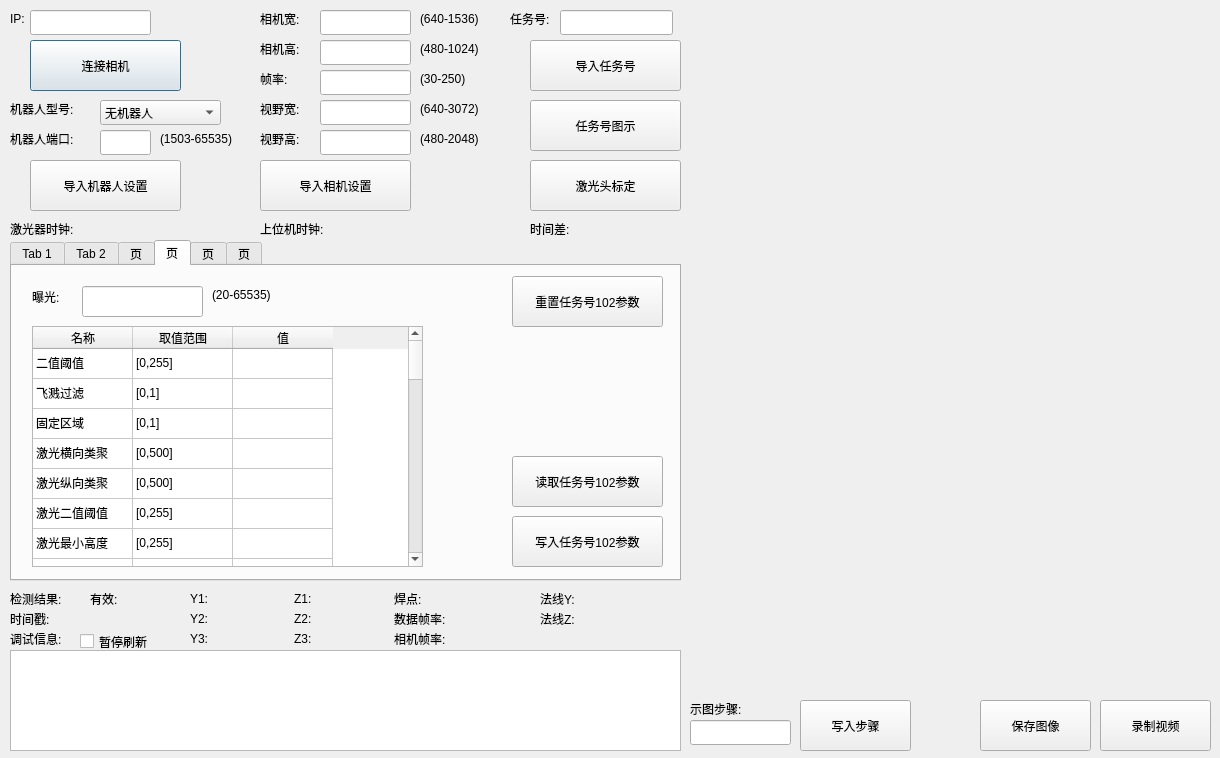
Above: qtmysunnydlg.ui from qubo188612/qtmysunny before the change. Below: the same form after it.
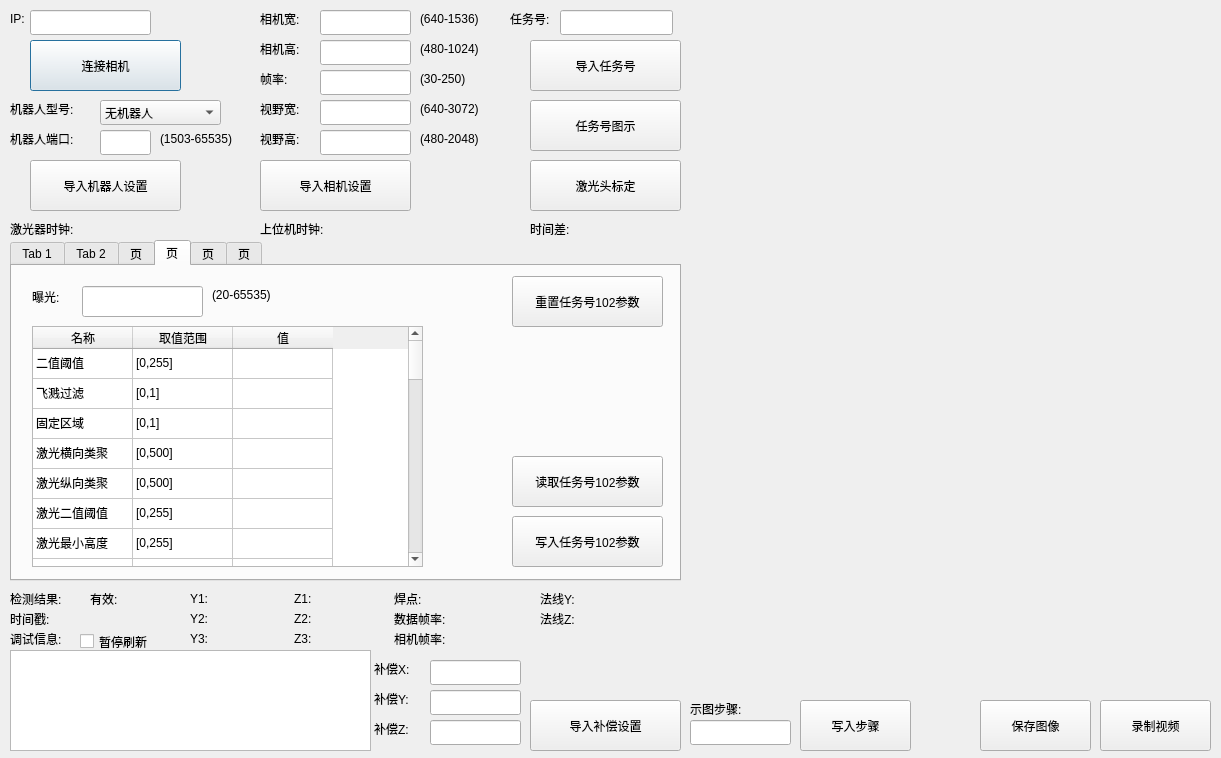
That is the form after the change. Custom widgets are drawn as their Qt base class.

What changed in the file:
```diff
--- a/qtmysunnydlg.ui
+++ b/qtmysunnydlg.ui
@@ -6,7 +6,7 @@
    <rect>
     <x>0</x>
     <y>0</y>
-    <width>1220</width>
+    <width>1221</width>
     <height>758</height>
    </rect>
   </property>
@@ -31,7 +31,7 @@
     <rect>
      <x>10</x>
      <y>650</y>
-     <width>671</width>
+     <width>361</width>
      <height>101</height>
     </rect>
    </property>
@@ -4098,6 +4098,101 @@
     <string/>
    </property>
   </widget>
+  <widget class="QLineEdit" name="dY">
+   <property name="geometry">
+    <rect>
+     <x>430</x>
+     <y>690</y>
+     <width>91</width>
+     <height>25</height>
+    </rect>
+   </property>
+  </widget>
+  <widget class="QLabel" name="label_57">
+   <property name="geometry">
+    <rect>
+     <x>374</x>
+     <y>660</y>
+     <width>51</width>
+     <height>17</height>
+    </rect>
+   </property>
+   <property name="text">
+    <string>补偿X:</string>
+   </property>
+  </widget>
+  <widget class="QLineEdit" name="dX">
+   <property name="geometry">
+    <rect>
+     <x>430</x>
+     <y>660</y>
+     <width>91</width>
+     <height>25</height>
+    </rect>
+   </property>
+  </widget>
+  <widget class="QLabel" name="label_58">
+   <property name="geometry">
+    <rect>
+     <x>374</x>
+     <y>690</y>
+     <width>51</width>
+     <height>17</height>
+    </rect>
+   </property>
+   <property name="text">
+    <string>补偿Y:</string>
+   </property>
+  </widget>
+  <widget class="QLabel" name="label_59">
+   <property name="geometry">
+    <rect>
+     <x>374</x>
+     <y>720</y>
+     <width>51</width>
+     <height>17</height>
+    </rect>
+   </property>
+   <property name="text">
+    <string>补偿Z:</string>
+   </property>
+  </widget>
+  <widget class="QLineEdit" name="dZ">
+   <property name="geometry">
+    <rect>
+     <x>430</x>
+     <y>720</y>
+     <width>91</width>
+     <height>25</height>
+    </rect>
+   </property>
+  </widget>
+  <widget class="QPushButton" name="setdposBtn">
+   <property name="geometry">
+    <rect>
+     <x>530</x>
+     <y>700</y>
+     <width>151</width>
+     <height>51</height>
+    </rect>
+   </property>
+   <property name="text">
+    <string>导入补偿设置</string>
+   </property>
+  </widget>
+  <widget class="QLabel" name="label_61">
+   <property name="geometry">
+    <rect>
+     <x>590</x>
+     <y>630</y>
+     <width>91</width>
+     <height>17</height>
+    </rect>
+   </property>
+   <property name="text">
+    <string/>
+   </property>
+  </widget>
  </widget>
  <customwidgets>
   <customwidget>
```
